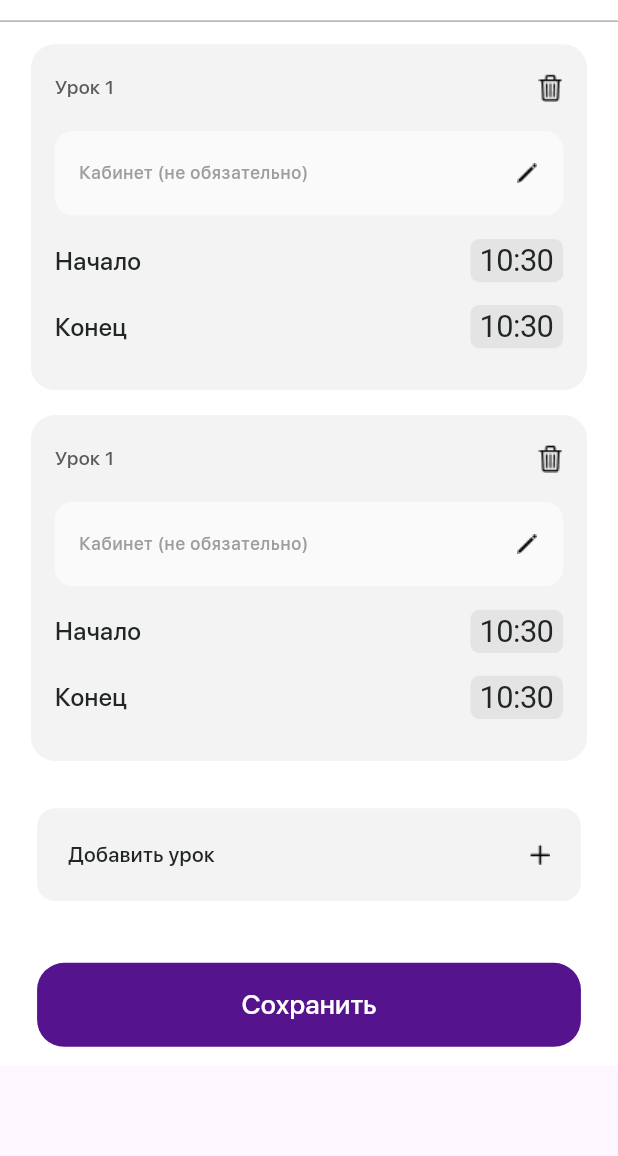
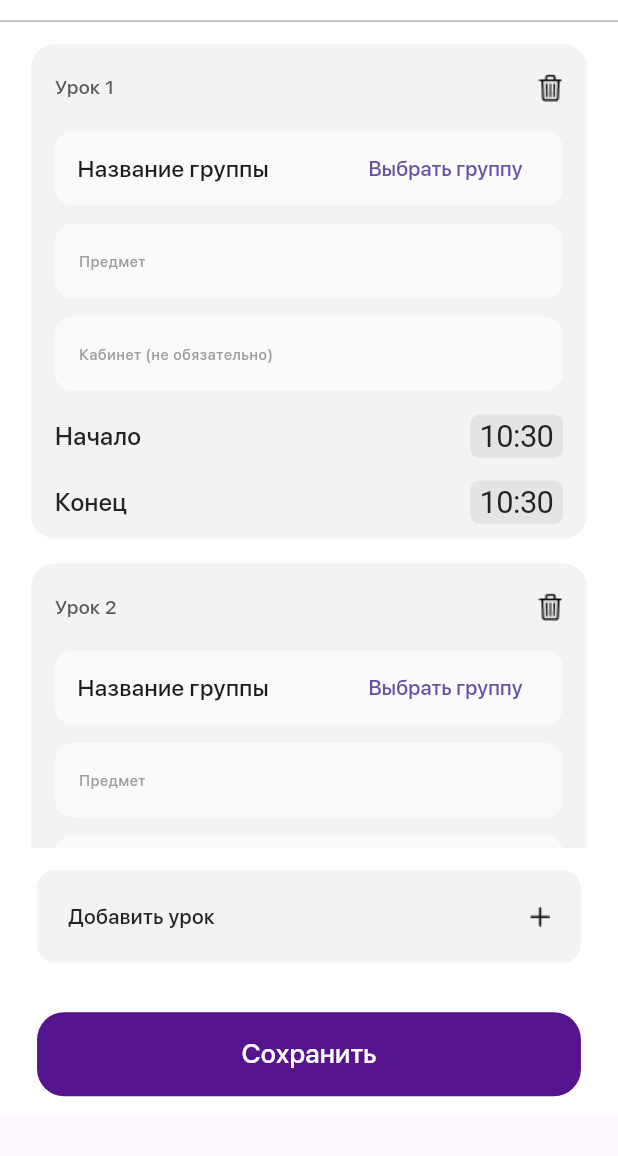
Before and after one commit to Kuzetov-Alexander/school_journal, a Flutter app: the TeacherChangeDaySchedule widget shown alone on an empty page, opened directly, on a phone screen of 412 x 824 dp, the part 74-1230 px from its top. Run offline on Flutter 3.47's test engine with Material 2 defaults, Android fonts, the phone set to English and light mode, and no system bars; our stand-ins replace dartz, equatable, firebase_auth, firebase_core, firebase_database, flutter_bloc and 3 more; missing offline and left inert: adaptive_action_sheet; accounts and stored records are empty.

Commit message:
just updated

```diff
--- a/lib/features/teacher_groups/Presentation/widgets/add_lesson_widget.dart
+++ b/lib/features/teacher_groups/Presentation/widgets/add_lesson_widget.dart
@@ -61,6 +61,7 @@ class _BottomSheetModalState extends State<BottomSheetModal> {
         subject: _controllerSubject.text,
         selectedDate: currentDay));
   }
+
 //
   void _getAllLessons(context, String date) {
     BlocProvider.of<BlocGeneralScheduleBloc>(context)
@@ -95,11 +96,10 @@ class _BottomSheetModalState extends State<BottomSheetModal> {
 
   @override
   Widget build(BuildContext context) {
+    // TimeOfDay timeStart = context.watch<ProviderGroup>().startlessonTime;
+    //   DateTime  timeStartAndroid =  DateTime(year)  ;
     int indexValueGroup = 0;
     int indexValueSubject = 0;
-    // TimeOfDay timeStart = context.watch<ProviderGroup>().startlessonTime;
-    //   DateTime  timeStartAndroid =  DateTime(year)  ;
-
     ProviderCalendar providerDate = Provider.of<ProviderCalendar>(context);
     ProviderGroup provider = Provider.of<ProviderGroup>(context);
     double widthScreen = MediaQuery.of(context).size.width;
@@ -107,7 +107,6 @@ class _BottomSheetModalState extends State<BottomSheetModal> {
     return BlocConsumer<BlocGeneralScheduleBloc, BlocGeneralScheduleState>(
       listener: (context, state) {
         if (state is DownloadGroupNameState) {
-
           provider.updateGroupNameList(state.allNamesGroup);
         }
         if (state is DownloadSubjectNameState) {
@@ -528,15 +527,15 @@ class _BottomSheetModalState extends State<BottomSheetModal> {
 class TextformFieldWidget extends StatelessWidget {
   const TextformFieldWidget({
     super.key,
-    required TextEditingController controllerClass,
+     TextEditingController? controllerClass ,
     required this.hintTextx,
     required this.labelTextx,
-    required this.iconButton,
+     this.iconButton,
   }) : _controllerClass = controllerClass;
 
   final InkWell? iconButton;
 
-  final TextEditingController _controllerClass;
+  final TextEditingController? _controllerClass;
   final String hintTextx;
   final String labelTextx;
 
@@ -551,6 +550,7 @@ class TextformFieldWidget extends StatelessWidget {
       maxLength: 20,
       controller: _controllerClass,
       decoration: InputDecoration(
+
         filled: true,
         fillColor: const Color(0xffFAFAFA),
         border: const OutlineInputBorder(
--- a/lib/features/teacher_groups/Presentation/widgets/change_day_schedule.dart
+++ b/lib/features/teacher_groups/Presentation/widgets/change_day_schedule.dart
@@ -1,8 +1,15 @@
+import 'package:flutter/cupertino.dart';
 import 'package:flutter/material.dart';
+import 'package:flutter_bloc/flutter_bloc.dart';
+import 'package:provider/provider.dart';
 
 import 'package:school_journal/common/color.dart';
+import 'package:school_journal/features/teacher_groups/Presentation/bloc/general_schedule/bloc_general_schedule_bloc.dart';
+import 'package:school_journal/features/teacher_groups/Presentation/widgets/add_lesson_widget.dart';
+import 'package:school_journal/features/teacher_groups/Presentation/widgets/cupertino_picker_widget.dart';
 
 import 'package:school_journal/features/teacher_groups/Presentation/widgets/timer_picker_ios.dart';
+import 'package:school_journal/features/teacher_groups/provider/provider.dart';
 
 class TeacherChangeDaySchedule extends StatefulWidget {
   const TeacherChangeDaySchedule({super.key});
@@ -12,7 +19,34 @@ class TeacherChangeDaySchedule extends StatefulWidget {
       _TeacherChangeDayScheduleState();
 }
 
-final TextEditingController _controllerClass = TextEditingController();
+final TextEditingController _controllerroom = TextEditingController();
+final TextEditingController _controllerSubject = TextEditingController();
+
+void _downloadNameGroups(context) {
+  BlocProvider.of<BlocGeneralScheduleBloc>(context)
+      .add(DownloadGroupNameEvent());
+}
+
+showTip(BuildContext context, double height, String hint) async {
+  OverlayState? overlayState = Overlay.of(context);
+  OverlayEntry overlayEntry = OverlayEntry(builder: (context) {
+    return Center(
+      child: Material(
+        color: Colors.transparent,
+        child: Padding(
+          padding: EdgeInsets.only(top: height),
+          child: Text(
+            hint,
+            style: const TextStyle(color: Colors.redAccent),
+          ),
+        ),
+      ),
+    );
+  });
+  overlayState.insert(overlayEntry);
+  await Future.delayed(const Duration(seconds: 2));
+  overlayEntry.remove();
+}
 
 class _TeacherChangeDayScheduleState extends State<TeacherChangeDaySchedule> {
   DateTime dateTimestart = DateTime(DateTime.now().year, DateTime.now().month,
@@ -21,8 +55,16 @@ class _TeacherChangeDayScheduleState extends State<TeacherChangeDaySchedule> {
   DateTime dateTimefinish = DateTime(DateTime.now().year, DateTime.now().month,
       DateTime.now().day, DateTime.now().hour, DateTime.now().minute);
 
+
+  _removeLessonfromListView() {
+
+  }
   @override
   Widget build(BuildContext context) {
+    int indexValueGroup = 0;
+
+    // ProviderCalendar providerDate = Provider.of<ProviderCalendar>(context);
+    ProviderGroup provider = Provider.of<ProviderGroup>(context);
     double widthScreen = MediaQuery.of(context).size.width;
     double heightScreen = MediaQuery.of(context).size.height;
     return Column(
@@ -66,7 +108,7 @@ class _TeacherChangeDayScheduleState extends State<TeacherChangeDaySchedule> {
                 padding: const EdgeInsets.symmetric(vertical: 15.0),
                 child: SizedBox(
                   width: widthScreen * 0.9,
-                  height: heightScreen * 0.6,
+                  height: heightScreen * 0.65,
                   child: ListView.separated(
                       separatorBuilder: (context, index) {
                         return SizedBox(
@@ -75,14 +117,12 @@ class _TeacherChangeDayScheduleState extends State<TeacherChangeDaySchedule> {
                       },
                       itemCount: 3,
                       itemBuilder: (BuildContext context, int index) {
-                        return InkWell(
-                          onTap: () {},
-                          child: Container(
+                        return Container(
                           decoration: BoxDecoration(
                             borderRadius: BorderRadius.circular(16),
                             color: AppColors.greyLight,
                           ),
-                            height: heightScreen * 0.28,
+                          height: heightScreen * 0.40,
                           width: widthScreen * 0.88,
                           child: Padding(
                             padding:
@@ -97,7 +137,7 @@ class _TeacherChangeDayScheduleState extends State<TeacherChangeDaySchedule> {
                                         MainAxisAlignment.spaceBetween,
                                     children: [
                                       Text(
-                                          'Урок 1',
+                                        'Урок ${index + 1}',
                                         style: TextStyle(
                                             fontWeight: FontWeight.w600,
                                             fontSize: heightScreen * 0.016,
@@ -116,54 +156,124 @@ class _TeacherChangeDayScheduleState extends State<TeacherChangeDaySchedule> {
                                     ],
                                   ),
                                 ),
-                                  TextFormField(
-                                    keyboardType: TextInputType.name,
-                                    autocorrect: false,
-                                    buildCounter: (BuildContext context,
-                                            {int? currentLength,
-                                            required bool isFocused,
-                                            int? maxLength}) =>
-                                        null,
-                                    maxLength: 20,
-                                    controller: _controllerClass,
-                                    decoration: const InputDecoration(
-                                      filled: true,
-                                      fillColor: Color(0xffFAFAFA),
-                                      border: OutlineInputBorder(
-                                        borderRadius: BorderRadius.all(
-                                            Radius.circular(12.0)),
+                                Container(
+                                  decoration: BoxDecoration(
+                                      borderRadius: BorderRadius.circular(12),
+                                      color: const Color(0xffFAFAFA)),
+                                  width: double.infinity,
+                                  height: heightScreen * 0.06,
+                                  child: Padding(
+                                    padding: const EdgeInsets.symmetric(
+                                        horizontal: 15.0),
+                                    child: Row(
+                                      mainAxisAlignment:
+                                          MainAxisAlignment.spaceBetween,
+                                      children: [
+                                        Text(
+                                          provider.selectedGroup,
+                                          style: TextStyle(
+                                              fontSize: heightScreen * 0.019),
                                         ),
-                                      focusedBorder: OutlineInputBorder(
-                                        borderRadius: BorderRadius.all(
-                                          Radius.circular(12),
-                                        ),
-                                        borderSide: BorderSide(
-                                          color: Color(0xffFAFAFA),
+                                        TextButton(
+                                          onPressed: () async {
+                                            _controllerSubject.text = '';
+                                            _downloadNameGroups(context);
+
+                                            await Future.delayed(const Duration(
+                                                    milliseconds: 50))
+                                                .then((_) {
+                                              if (provider
+                                                  .listGroup.isNotEmpty) {
+                                                showCupertinoModalPopup(
+                                                    context: context,
+                                                    builder: (context) {
+                                                      return Padding(
+                                                        padding: EdgeInsets.only(
+                                                            top: heightScreen *
+                                                                0.7),
+                                                        child: Column(
+                                                          children: [
+                                                            Expanded(
+                                                              child:
+                                                                  CupertinoPickerWidget(
+                                                                listWidget: provider
+                                                                    .listGroup
+                                                                    .map((e) =>
+                                                                        Text(e))
+                                                                    .toList(),
+                                                                onSelected:
+                                                                    (value) {
+                                                                  setState(() {
+                                                                    indexValueGroup =
+                                                                        value;
+                                                                  });
+                                                                  provider.selectedGroup =
+                                                                      provider.listGroup[
+                                                                          value];
+                                                                },
                                                               ),
                                                             ),
-                                      enabledBorder: OutlineInputBorder(
-                                        borderRadius: BorderRadius.all(
-                                          Radius.circular(12),
+                                                            ColoredBox(
+                                                              color:
+                                                                  Colors.white,
+                                                              child: Row(
+                                                                mainAxisAlignment:
+                                                                    MainAxisAlignment
+                                                                        .center,
+                                                                children: [
+                                                                  CupertinoButton(
+                                                                      child: const Text(
+                                                                          'Подтвердить'),
+                                                                      onPressed:
+                                                                          () {
+                                                                        provider
+                                                                            .selectedGroup = provider
+                                                                                .listGroup[
+                                                                            indexValueGroup];
+                                                                        Navigator.of(context)
+                                                                            .pop();
+                                                                      }),
+                                                                ],
                                                               ),
-                                        borderSide: BorderSide(
-                                            color: Color(0xffFAFAFA)),
+                                                            )
+                                                          ],
                                                         ),
-                                      hintText: 'Введите кабинет',
-                                      hintStyle: TextStyle(
-                                          color: Color(0xff9D9D9D),
-                                          fontWeight: FontWeight.w600,
-                                          fontSize: 14),
-                                      labelText: 'Кабинет (не обязательно)',
-                                      labelStyle: TextStyle(
-                                          color: Color(0xff9D9D9D),
-                                          fontWeight: FontWeight.w600,
-                                          fontSize: 12),
-                                      suffixIcon: Image(
-                                        height: 20,
-                                        image: AssetImage(
-                                            'assets/images/pen_icon.png'),
-                                        color: Colors.black,
+                                                      );
+                                                    });
+                                              } else {
+                                                showTip(
+                                                    context,
+                                                    heightScreen * 0.73,
+                                                    'Необходимо сначала создать группу');
+                                              }
+                                            });
+                                          },
+                                          child: const Text('Выбрать группу'),
                                         ),
+                                      ],
+                                    ),
+                                  ),
+                                ),
+                                SizedBox(
+                                  height: heightScreen * 0.015,
+                                ),
+                                SizedBox(
+                                  height: heightScreen * 0.06,
+                                  child: TextformFieldWidget(
+                                    controllerClass: _controllerSubject,
+                                    hintTextx: 'Введите предмет',
+                                    labelTextx: 'Предмет',
+                                  ),
+                                ),
+                                SizedBox(
+                                  height: heightScreen * 0.015,
+                                ),
+                                SizedBox(
+                                  height: heightScreen * 0.06,
+                                  child: TextformFieldWidget(
+                                    controllerClass: _controllerroom,
+                                    hintTextx: 'Введите кабинет',
+                                    labelTextx: 'Кабинет (не обязательно)',
                                   ),
                                 ),
                                 SizedBox(
@@ -188,8 +298,7 @@ class _TeacherChangeDayScheduleState extends State<TeacherChangeDaySchedule> {
                                           '${dateTimefinish.hour.toString().padLeft(2, '0')}:${dateTimefinish.minute.toString().padLeft(2, '0')}',
                                       onTimeSelected: (DateTime newTime) {
                                         setState(() {
-                                            dateTimefinish =
-                                                newTime; // делать через блок или провайдер лучше?
+                                          dateTimefinish = newTime;
                                         });
                                       },
                                     )
@@ -234,8 +343,7 @@ class _TeacherChangeDayScheduleState extends State<TeacherChangeDaySchedule> {
                                           '${dateTimefinish.hour.toString().padLeft(2, '0')}:${dateTimefinish.minute.toString().padLeft(2, '0')}',
                                       onTimeSelected: (DateTime newTime) {
                                         setState(() {
-                                            dateTimefinish =
-                                                newTime; // делать через блок или провайдер лучше?
+                                          dateTimefinish = newTime;
                                         });
                                       },
                                     )
@@ -264,7 +372,6 @@ class _TeacherChangeDayScheduleState extends State<TeacherChangeDaySchedule> {
                               ],
                             ),
                           ),
-                          ),
                         );
                       }),
                 ),
@@ -287,13 +394,7 @@ class _TeacherChangeDayScheduleState extends State<TeacherChangeDaySchedule> {
                                 color: AppColors.black212525,
                                 fontWeight: FontWeight.w600)),
                         InkWell(
-                          onTap: () {
-                            showDialog(
-                                context: context,
-                                builder: (BuildContext context) =>
-                                    alertDialogCreateLesson(
-                                        widthScreen, heightScreen));
-                          },
+                          onTap: () {},
                           child: const Image(
                               image: AssetImage(
                                   'assets/images/blackplus_icon.png')),
@@ -302,7 +403,7 @@ class _TeacherChangeDayScheduleState extends State<TeacherChangeDaySchedule> {
                     ),
                   )),
               SizedBox(
-                height: heightScreen * 0.05,
+                height: heightScreen * 0.04,
               ),
               SizedBox(
                 height: 56,
@@ -338,46 +439,4 @@ class _TeacherChangeDayScheduleState extends State<TeacherChangeDaySchedule> {
       ],
     );
   }
-
-  AlertDialog alertDialogCreateLesson(double widthScreen, double heightScreen) {
-    return AlertDialog(
-      contentPadding: const EdgeInsets.all(10),
-      content: SizedBox(
-        width: widthScreen * 0.5,
-        height: heightScreen * 0.25,
-        child: StatefulBuilder(
-          builder: (context, setState) {
-            return Column(
-              mainAxisAlignment: MainAxisAlignment.spaceBetween,
-              children: [
-                Text(
-                  '',
-                  style: TextStyle(
-                      fontSize: heightScreen * 0.025,
-                      fontWeight: FontWeight.w600,
-                      color: AppColors.black212525),
-                ),
-                TextButton(
-                  onPressed: () {},
-                  child: const Text('Выбрать предмет'),
-                ),
-                TextButton(
-                  onPressed: () {},
-                  child: const Text('Выгрузить в Excel'),
-                ),
-                ElevatedButton(
-                    style: const ButtonStyle(
-                        backgroundColor:
-                            MaterialStatePropertyAll(AppColors.greybcc1cd)),
-                    onPressed: () {
-                      Navigator.of(context).pop();
-                    },
-                    child: const Text("Ок"))
-              ],
-            );
-          },
-        ),
-      ),
-    );
 }
-}
--- a/lib/features/teacher_groups/provider/provider.dart
+++ b/lib/features/teacher_groups/provider/provider.dart
@@ -11,7 +11,7 @@ class ProviderGroup extends ChangeNotifier {
   bool switcherSchedule = false;
   TimeOfDay startlessonTime = TimeOfDay.now();
   TimeOfDay finishlessonTime = TimeOfDay.now();
-  String selectedGroup = 'Выберите группу';
+  String selectedGroup = 'Название группы';
 
   List<String> listGroup = [];
   List<dynamic> listSubjects = [];
```
Also changed, not shown: lib/features/teacher_groups/Presentation/bloc/weekly_schedule/bloc/weekly_schedule_bloc.dart (deleted, +0 -14 lines), lib/features/teacher_groups/Presentation/bloc/weekly_schedule/bloc/weekly_schedule_event.dart (deleted, +0 -8 lines), lib/features/teacher_groups/Presentation/bloc/weekly_schedule/bloc/weekly_schedule_state.dart (deleted, +0 -10 lines), lib/features/teacher_groups/Presentation/widgets/change_schedule_widget.dart (+4 -3 lines). Lines whose indentation alone changed are shown as unchanged.
